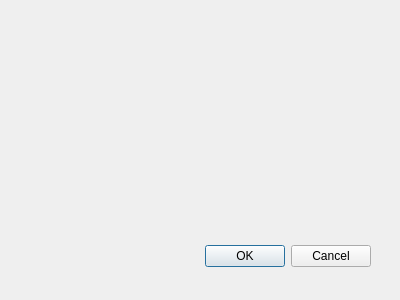
This is dialogtempset.ui in jingjunlai/QtProj as Qt 5 draws it before an edit. The edited form follows.
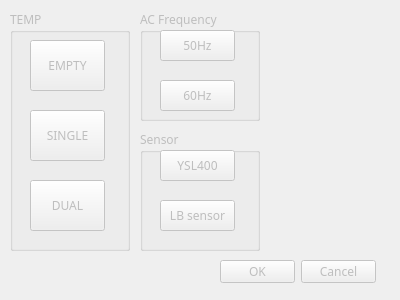
This is the edited form.

What changed in the file:
```diff
--- a/dialogtempset.ui
+++ b/dialogtempset.ui
@@ -3,7 +3,10 @@
  <comment/>
  <exportmacro/>
  <class>DialogTEMPSet</class>
- <widget name="DialogTEMPSet" class="QDialog">
+ <widget class="QDialog" name="DialogTEMPSet">
+  <property name="enabled">
+   <bool>false</bool>
+  </property>
   <property name="geometry">
    <rect>
     <x>0</x>
@@ -12,16 +15,21 @@
     <height>300</height>
    </rect>
   </property>
+  <property name="font">
+   <font>
+    <family>微软雅黑</family>
+   </font>
+  </property>
   <property name="windowTitle">
    <string>Dialog</string>
   </property>
   <widget name="buttonBox" class="QDialogButtonBox">
    <property name="geometry">
     <rect>
-     <x>30</x>
-     <y>240</y>
-     <width>341</width>
-     <height>32</height>
+     <x>220</x>
+     <y>260</y>
+     <width>156</width>
+     <height>23</height>
     </rect>
    </property>
    <property name="orientation">
@@ -31,6 +39,136 @@
     <set>QDialogButtonBox::Cancel|QDialogButtonBox::Ok</set>
    </property>
   </widget>
+  <widget class="QGroupBox" name="groupBox">
+   <property name="geometry">
+    <rect>
+     <x>10</x>
+     <y>10</y>
+     <width>120</width>
+     <height>241</height>
+    </rect>
+   </property>
+   <property name="title">
+    <string>TEMP</string>
+   </property>
+   <widget class="QPushButton" name="pushButtonEMP">
+    <property name="geometry">
+     <rect>
+      <x>20</x>
+      <y>30</y>
+      <width>75</width>
+      <height>51</height>
+     </rect>
+    </property>
+    <property name="text">
+     <string>EMPTY</string>
+    </property>
+   </widget>
+   <widget class="QPushButton" name="pushButtonSIN">
+    <property name="geometry">
+     <rect>
+      <x>20</x>
+      <y>100</y>
+      <width>75</width>
+      <height>51</height>
+     </rect>
+    </property>
+    <property name="text">
+     <string>SINGLE</string>
+    </property>
+   </widget>
+   <widget class="QPushButton" name="pushButtonDUAL">
+    <property name="geometry">
+     <rect>
+      <x>20</x>
+      <y>170</y>
+      <width>75</width>
+      <height>51</height>
+     </rect>
+    </property>
+    <property name="text">
+     <string>DUAL</string>
+    </property>
+   </widget>
+  </widget>
+  <widget class="QGroupBox" name="groupBox_2">
+   <property name="geometry">
+    <rect>
+     <x>140</x>
+     <y>10</y>
+     <width>120</width>
+     <height>111</height>
+    </rect>
+   </property>
+   <property name="title">
+    <string>AC Frequency</string>
+   </property>
+   <widget class="QPushButton" name="pushButton50Hz">
+    <property name="geometry">
+     <rect>
+      <x>20</x>
+      <y>20</y>
+      <width>75</width>
+      <height>31</height>
+     </rect>
+    </property>
+    <property name="text">
+     <string>50Hz</string>
+    </property>
+   </widget>
+   <widget class="QPushButton" name="pushButton60Hz">
+    <property name="geometry">
+     <rect>
+      <x>20</x>
+      <y>70</y>
+      <width>75</width>
+      <height>31</height>
+     </rect>
+    </property>
+    <property name="text">
+     <string>60Hz</string>
+    </property>
+   </widget>
+  </widget>
+  <widget class="QGroupBox" name="groupBox_3">
+   <property name="geometry">
+    <rect>
+     <x>140</x>
+     <y>130</y>
+     <width>120</width>
+     <height>121</height>
+    </rect>
+   </property>
+   <property name="title">
+    <string>Sensor</string>
+   </property>
+   <widget class="QPushButton" name="pushButtonSen1">
+    <property name="geometry">
+     <rect>
+      <x>20</x>
+      <y>20</y>
+      <width>75</width>
+      <height>31</height>
+     </rect>
+    </property>
+    <property name="text">
+     <string>YSL400</string>
+    </property>
+   </widget>
+   <widget class="QPushButton" name="pushButtonSen2">
+    <property name="geometry">
+     <rect>
+      <x>20</x>
+      <y>70</y>
+      <width>75</width>
+      <height>31</height>
+     </rect>
+    </property>
+    <property name="text">
+     <string>LB sensor</string>
+    </property>
+   </widget>
+  </widget>
  </widget>
  <pixmapfunction/>
  <resources/>
```
Left out of the diff: 7 changed lines with no effect on the pictures.
